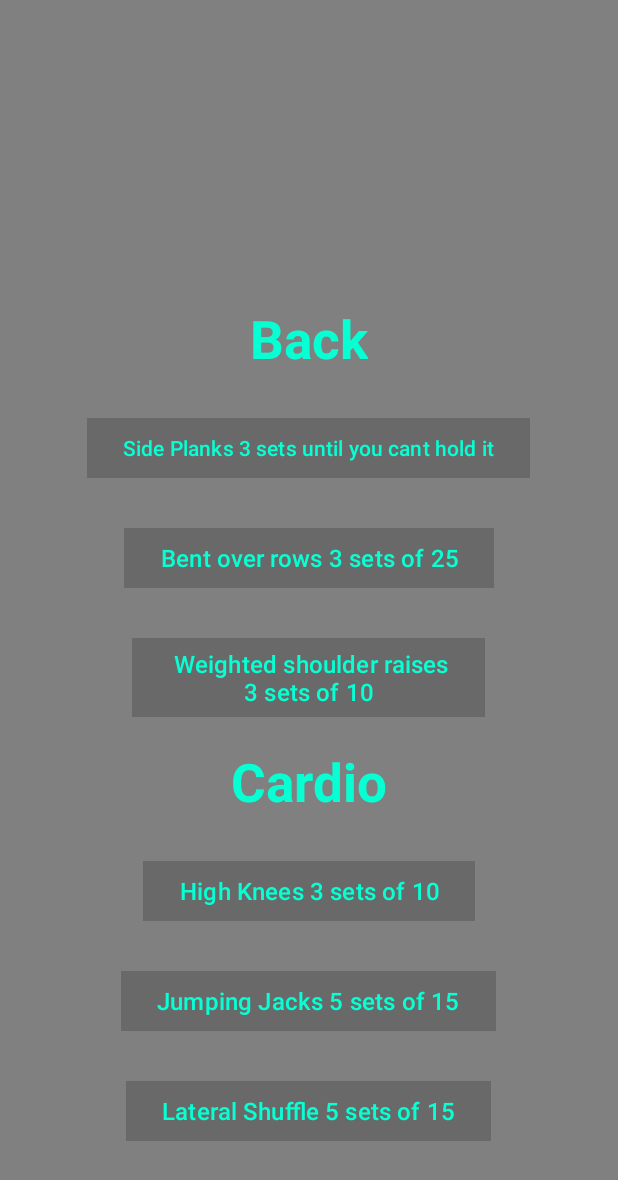
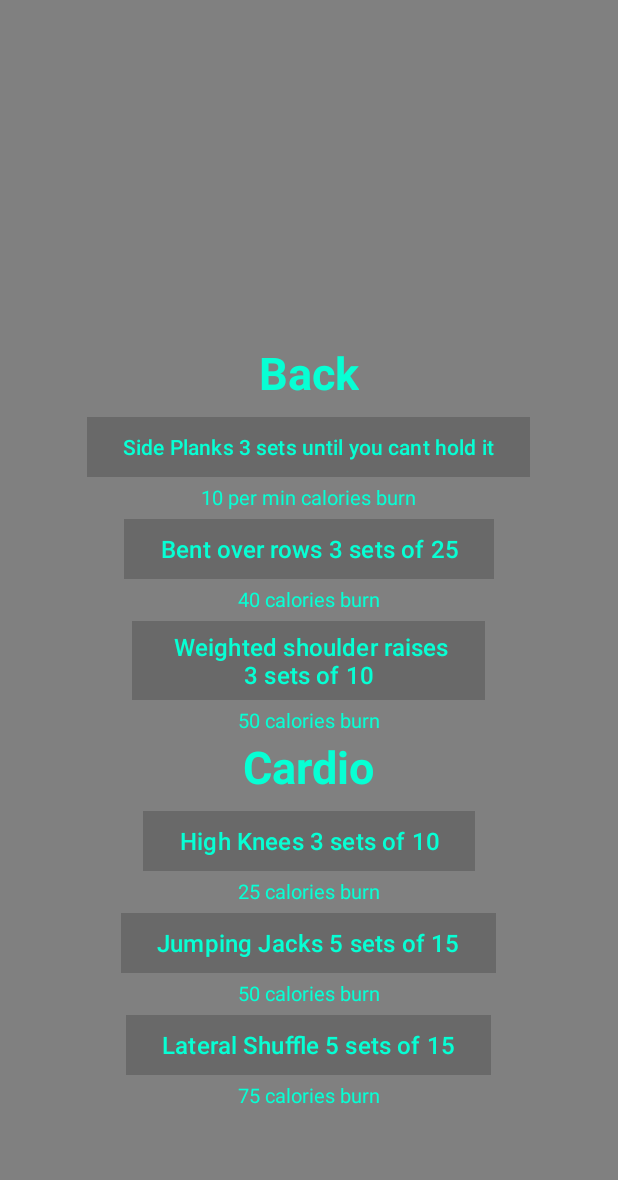
Before and after one commit to tannerCasey03/MyFitnessAppTCNN, an Android app: the cardAndBackActivity screen opened directly, with no data from a screen before it, on a phone screen of 412 x 824 dp. Shown: the top 1180 px of the screen. Run offline under Robolectric (Android 15) with nearby library versions, the light colour scheme and no system bars.

Commit message:
Fixed Visual things
I fixed spacing and added a scrollview so  you can see all the workouts and I added the number of calories burn under each workouts.

```diff
--- a/app/src/main/res/layout/activity_card_and_back.xml
+++ b/app/src/main/res/layout/activity_card_and_back.xml
@@ -1,12 +1,21 @@
 <?xml version="1.0" encoding="utf-8"?>
+
+<ScrollView xmlns:android="http://schemas.android.com/apk/res/android"
+    android:layout_width="match_parent"
+    android:layout_height="match_parent"
+    android:fillViewport="true">
+
 <LinearLayout android:layout_width="match_parent"
-    android:layout_height="match_parent"
+    android:layout_height="wrap_content"
     xmlns:app="http://schemas.android.com/apk/res-auto"
     xmlns:tools="http://schemas.android.com/tools"
     android:orientation="vertical"
     android:gravity="center"
     android:background="@color/grey"
     xmlns:android="http://schemas.android.com/apk/res/android">
+
+
+
 
     <ImageView
         android:id="@+id/pic"
@@ -19,14 +28,14 @@
         android:layout_width="wrap_content"
         android:layout_height="wrap_content"
         android:text="Back"
-        android:textSize="35dp"
+        android:textSize="30dp"
         android:textStyle="bold"
         android:textColor="@color/teal"/>
 
 
     <Space
         android:layout_width="wrap_content"
-        android:layout_height="25dp"/>
+        android:layout_height="5dp"/>
 
 
     <Button
@@ -39,9 +48,16 @@
         android:textSize="14dp"
         app:cornerRadius="0dp" />
 
+    <TextView
+        android:layout_width="wrap_content"
+        android:layout_height="wrap_content"
+        android:text="10 per min calories burn"
+        android:textSize="13dp"
+        android:textColor="@color/teal"/>
+
     <Space
         android:layout_width="wrap_content"
-        android:layout_height="25dp"/>
+        android:layout_height="1dp"/>
 
     <Button
         android:layout_width="wrap_content"
@@ -52,10 +68,17 @@
         android:textColor="@color/teal"
         android:backgroundTint="@color/Darkgrey"
         android:id="@+id/bentBTN"/>
+    <TextView
+        android:layout_width="wrap_content"
+        android:layout_height="wrap_content"
+        android:text="40 calories burn"
+        android:textSize="13dp"
+        android:textColor="@color/teal"/>
+
 
     <Space
         android:layout_width="wrap_content"
-        android:layout_height="25dp"/>
+        android:layout_height="1dp"/>
 
     <Button
         android:layout_width="wrap_content"
@@ -67,24 +90,31 @@
         android:backgroundTint="@color/Darkgrey"
         android:id="@+id/raiseBTN"/>
 
+    <TextView
+        android:layout_width="wrap_content"
+        android:layout_height="wrap_content"
+        android:text="50 calories burn"
+        android:textSize="13dp"
+        android:textColor="@color/teal"/>
+
 
     <Space
         android:layout_width="wrap_content"
-        android:layout_height="15dp"/>
+        android:layout_height="1dp"/>
 
 
     <TextView
         android:layout_width="wrap_content"
         android:layout_height="wrap_content"
         android:text="Cardio"
-        android:textSize="35dp"
+        android:textSize="30dp"
         android:textStyle="bold"
         android:textColor="@color/teal"/>
 
 
     <Space
         android:layout_width="wrap_content"
-        android:layout_height="25dp"
+        android:layout_height="5dp"
         android:textColor="@color/teal"/>
 
 
@@ -98,10 +128,16 @@
         android:backgroundTint="@color/Darkgrey"
         android:id="@+id/kneesBTN"/>
 
+    <TextView
+        android:layout_width="wrap_content"
+        android:layout_height="wrap_content"
+        android:text="25 calories burn"
+        android:textSize="13dp"
+        android:textColor="@color/teal"/>
 
     <Space
         android:layout_width="wrap_content"
-        android:layout_height="25dp"/>
+        android:layout_height="1dp"/>
 
 
     <Button
@@ -115,10 +151,17 @@
         android:id="@+id/jacksBTN"
         />
 
+    <TextView
+        android:layout_width="wrap_content"
+        android:layout_height="wrap_content"
+        android:text="50 calories burn"
+        android:textSize="13dp"
+        android:textColor="@color/teal"/>
+
 
     <Space
         android:layout_width="wrap_content"
-        android:layout_height="25dp"/>
+        android:layout_height="1dp"/>
 
 
 
@@ -131,8 +174,21 @@
         android:textColor="@color/teal"
         android:backgroundTint="@color/Darkgrey"
         android:id="@+id/shuffleBTN"/>
+    <TextView
+        android:layout_width="wrap_content"
+        android:layout_height="wrap_content"
+        android:text="75 calories burn"
+        android:textSize="13dp"
+        android:textColor="@color/teal"/>
+
+
+
 
 
 
 
 </LinearLayout>
+
+
+
+</ScrollView>
```
Also changed, not shown: app/src/main/res/layout/activity_lower_body.xml (+22 -0 lines), app/src/main/res/layout/activity_upper_body.xml (+22 -1 lines).
